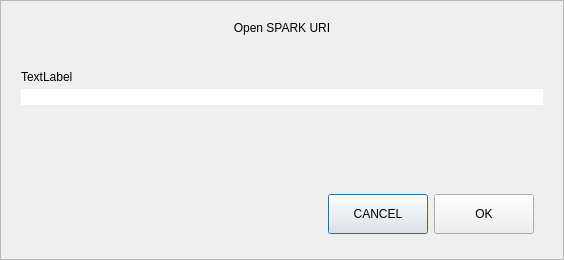
Qt form src/qt/forms/openuridialog.ui (SparkBaseHub/SparkbaseToken) before a commit.
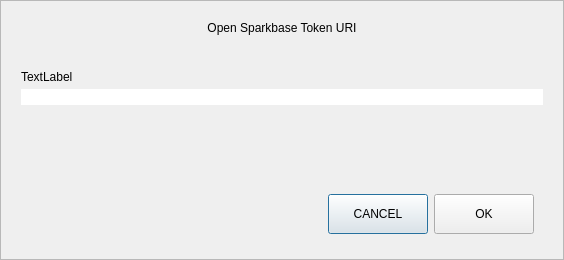
The same form after that commit. Custom widgets are drawn as their Qt base class.

Commit message: Sparkbase Token updates

The edit to the form file:
```diff
--- a/src/qt/forms/openuridialog.ui
+++ b/src/qt/forms/openuridialog.ui
@@ -56,7 +56,7 @@
       <item>
        <widget class="QLabel" name="labelTitle">
         <property name="text">
-         <string>Open SPARK URI</string>
+         <string>Open Sparkbase Token URI</string>
         </property>
         <property name="alignment">
          <set>Qt::AlignCenter</set>
```
The commit also changes 133 other files.
